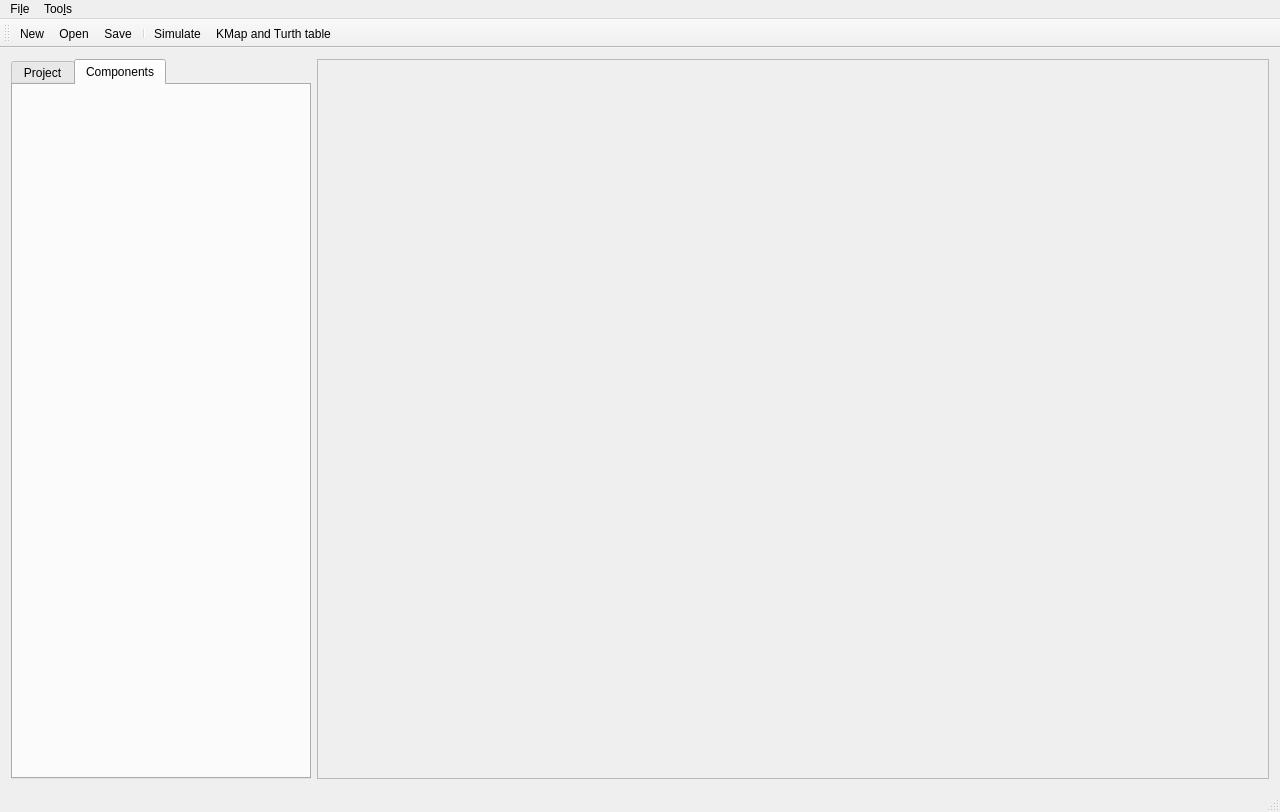
First picture: the form in src/mainwindow.ui, repository Sefrwahed/LogicSim, before the edit.
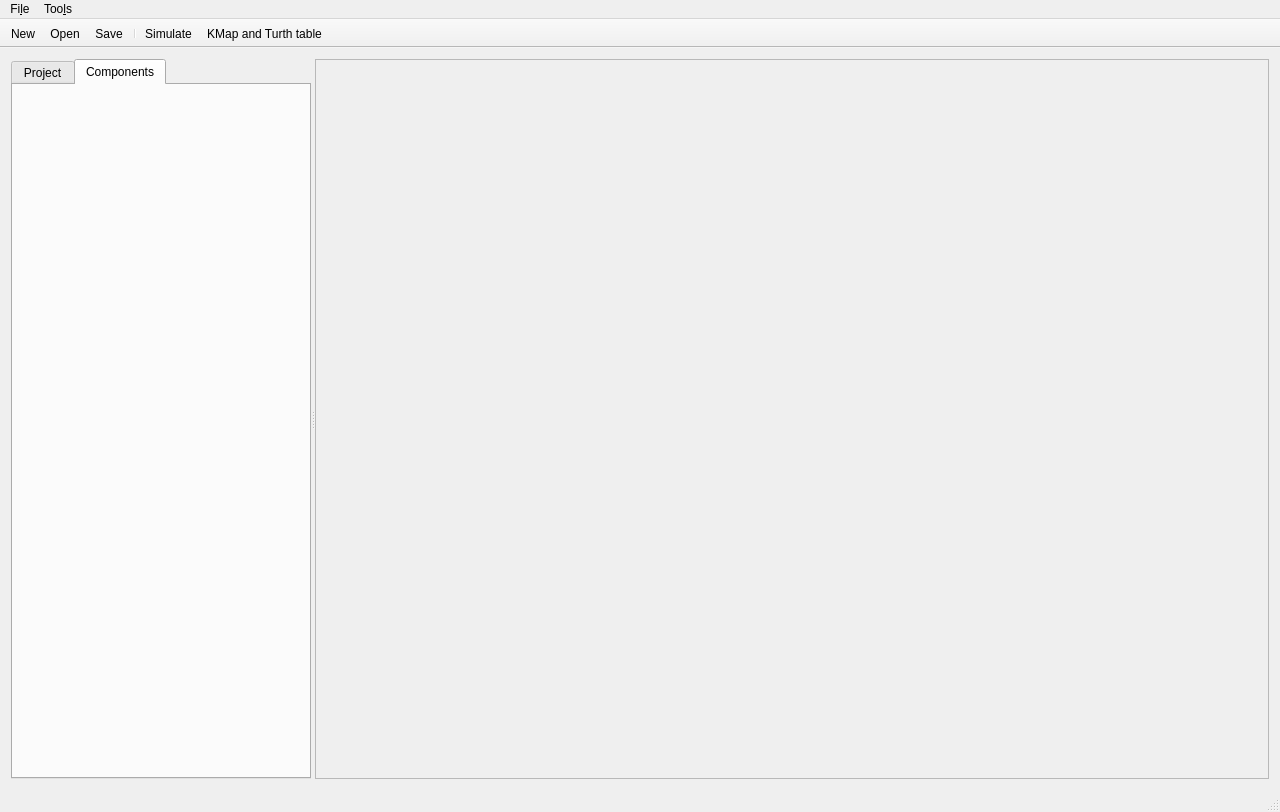
Second picture: the form after the edit. Icons and pictures are not drawn.

Diff of the .ui file:
```diff
--- a/src/mainwindow.ui
+++ b/src/mainwindow.ui
@@ -14,8 +14,12 @@
    <string>MainWindow</string>
   </property>
   <widget class="QWidget" name="centralWidget">
-   <layout class="QHBoxLayout" name="horizontalLayout">
-    <item>
+   <layout class="QGridLayout" name="gridLayout_4">
+    <item row="0" column="0">
+     <widget class="QSplitter" name="splitter_2">
+      <property name="orientation">
+       <enum>Qt::Horizontal</enum>
+      </property>
      <widget class="QSplitter" name="splitter">
       <property name="orientation">
        <enum>Qt::Horizontal</enum>
@@ -52,8 +56,6 @@
        </widget>
       </widget>
      </widget>
-    </item>
-    <item>
      <widget class="QFrame" name="frame">
       <property name="frameShape">
        <enum>QFrame::StyledPanel</enum>
@@ -67,6 +69,7 @@
        </item>
       </layout>
      </widget>
+     </widget>
     </item>
    </layout>
   </widget>
@@ -99,6 +102,9 @@
    <addaction name="menuTools"/>
   </widget>
   <widget class="QToolBar" name="mainToolBar">
+   <property name="movable">
+    <bool>false</bool>
+   </property>
    <attribute name="toolBarArea">
     <enum>TopToolBarArea</enum>
    </attribute>
```
Left out of the diff: 2 changed lines with no effect on the pictures. Lines whose indentation alone changed are shown as unchanged.
